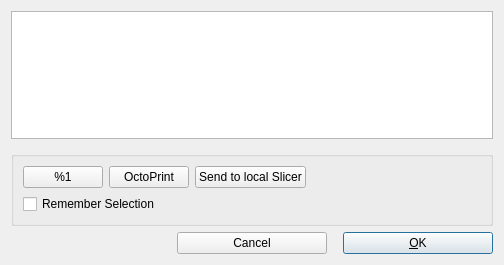
Qt form src/gui/PrintInitDialog.ui (openscad/openscad) before a commit.
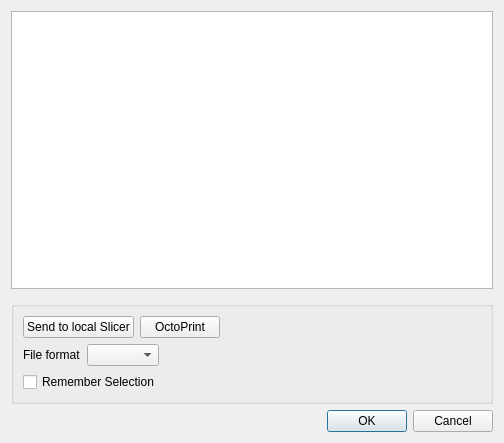
The same form after that commit.

Commit message:
Add support for multiple 3D print services (#5357)
* Generalize extern tool services
* Better fileformat initialization, added fileformat::info()

```diff
--- a/src/gui/PrintInitDialog.ui
+++ b/src/gui/PrintInitDialog.ui
@@ -7,40 +7,14 @@
     <x>0</x>
     <y>0</y>
     <width>504</width>
-    <height>265</height>
+    <height>443</height>
    </rect>
   </property>
   <property name="windowTitle">
    <string>3D Print</string>
   </property>
-  <layout class="QGridLayout" name="gridLayout">
-   <property name="horizontalSpacing">
-    <number>16</number>
-   </property>
-   <property name="verticalSpacing">
-    <number>6</number>
-   </property>
-   <item row="4" column="2">
-    <widget class="QPushButton" name="okButton">
-     <property name="sizePolicy">
-      <sizepolicy hsizetype="Minimum" vsizetype="Fixed">
-       <horstretch>0</horstretch>
-       <verstretch>0</verstretch>
-      </sizepolicy>
-     </property>
-     <property name="text">
-      <string>&amp;OK</string>
-     </property>
-    </widget>
-   </item>
-   <item row="4" column="1">
-    <widget class="QPushButton" name="cancelButton">
-     <property name="text">
-      <string>Cancel</string>
-     </property>
-    </widget>
-   </item>
-   <item row="0" column="0" colspan="3">
+  <layout class="QVBoxLayout" name="verticalLayout_2">
+   <item>
     <widget class="QTextBrowser" name="textBrowser">
      <property name="minimumSize">
       <size>
@@ -61,7 +35,7 @@
      </property>
     </widget>
    </item>
-   <item row="1" column="0">
+   <item>
     <spacer name="verticalSpacer">
      <property name="orientation">
       <enum>Qt::Vertical</enum>
@@ -77,7 +51,7 @@
      </property>
     </spacer>
    </item>
-   <item row="2" column="0" colspan="3">
+   <item>
     <widget class="QGroupBox" name="groupBox">
      <property name="title">
       <string/>
@@ -85,8 +59,23 @@
      <property name="flat">
       <bool>false</bool>
      </property>
-     <layout class="QGridLayout" name="gridLayout_2">
-      <item row="0" column="1">
+     <layout class="QVBoxLayout" name="verticalLayout">
+      <item>
+       <layout class="QHBoxLayout" name="printServiceLayout">
+        <item>
+         <widget class="QPushButton" name="LocalSlicerButton">
+          <property name="text">
+           <string>Send to local Slicer</string>
+          </property>
+          <property name="checkable">
+           <bool>true</bool>
+          </property>
+          <property name="autoExclusive">
+           <bool>true</bool>
+          </property>
+         </widget>
+        </item>
+        <item>
        <widget class="QPushButton" name="octoPrintButton">
         <property name="text">
          <string>OctoPrint</string>
@@ -99,7 +88,7 @@
         </property>
        </widget>
       </item>
-      <item row="0" column="3">
+        <item>
        <spacer name="horizontalSpacer">
         <property name="orientation">
          <enum>Qt::Horizontal</enum>
@@ -112,33 +101,36 @@
         </property>
        </spacer>
       </item>
-      <item row="0" column="0">
-       <widget class="QPushButton" name="printServiceButton">
+       </layout>
+      </item>
+      <item>
+       <layout class="QHBoxLayout" name="horizontalLayout">
+        <item>
+         <widget class="QLabel" name="label">
         <property name="text">
-         <string>%1</string>
-        </property>
-        <property name="checkable">
-         <bool>true</bool>
-        </property>
-        <property name="autoExclusive">
-         <bool>true</bool>
-        </property>
-       </widget>
-      </item>
-      <item row="0" column="2">
-       <widget class="QPushButton" name="LocalSlicerButton">
-        <property name="text">
-         <string>Send to local Slicer</string>
-        </property>
-        <property name="checkable">
-         <bool>true</bool>
-        </property>
-        <property name="autoExclusive">
-         <bool>true</bool>
-        </property>
-       </widget>
-      </item>
-      <item row="1" column="0" colspan="3">
+           <string>File format</string>
+          </property>
+         </widget>
+        </item>
+        <item>
+         <widget class="QComboBox" name="fileFormatComboBox"/>
+        </item>
+        <item>
+         <spacer name="horizontalSpacer_2">
+          <property name="orientation">
+           <enum>Qt::Orientation::Horizontal</enum>
+          </property>
+          <property name="sizeHint" stdset="0">
+           <size>
+            <width>40</width>
+            <height>20</height>
+           </size>
+          </property>
+         </spacer>
+        </item>
+       </layout>
+      </item>
+      <item>
        <widget class="QCheckBox" name="checkBoxRememberSelection">
         <property name="text">
          <string>Remember Selection</string>
@@ -148,6 +140,16 @@
      </layout>
     </widget>
    </item>
+   <item>
+    <widget class="QDialogButtonBox" name="buttonBox">
+     <property name="orientation">
+      <enum>Qt::Orientation::Horizontal</enum>
+     </property>
+     <property name="standardButtons">
+      <set>QDialogButtonBox::StandardButton::Cancel|QDialogButtonBox::StandardButton::Ok</set>
+     </property>
+    </widget>
+   </item>
   </layout>
  </widget>
  <resources>
```
Left out of the diff: 6 changed lines with no effect on the pictures. Lines whose indentation alone changed are shown as unchanged. The commit also changes 15 other files.
